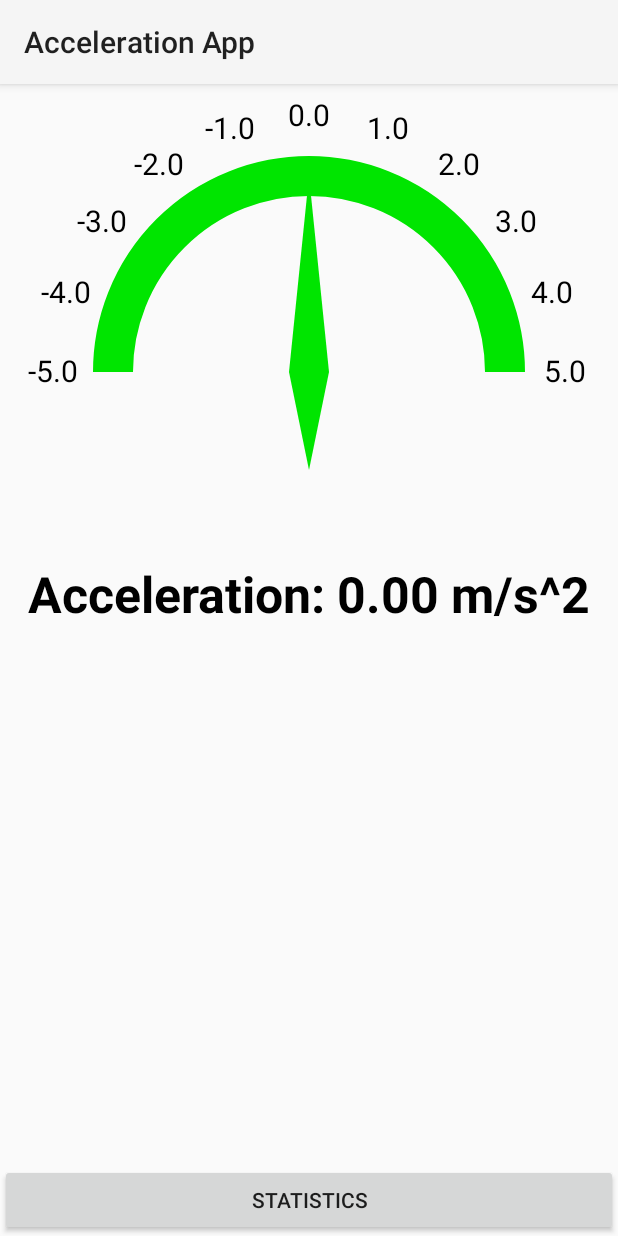
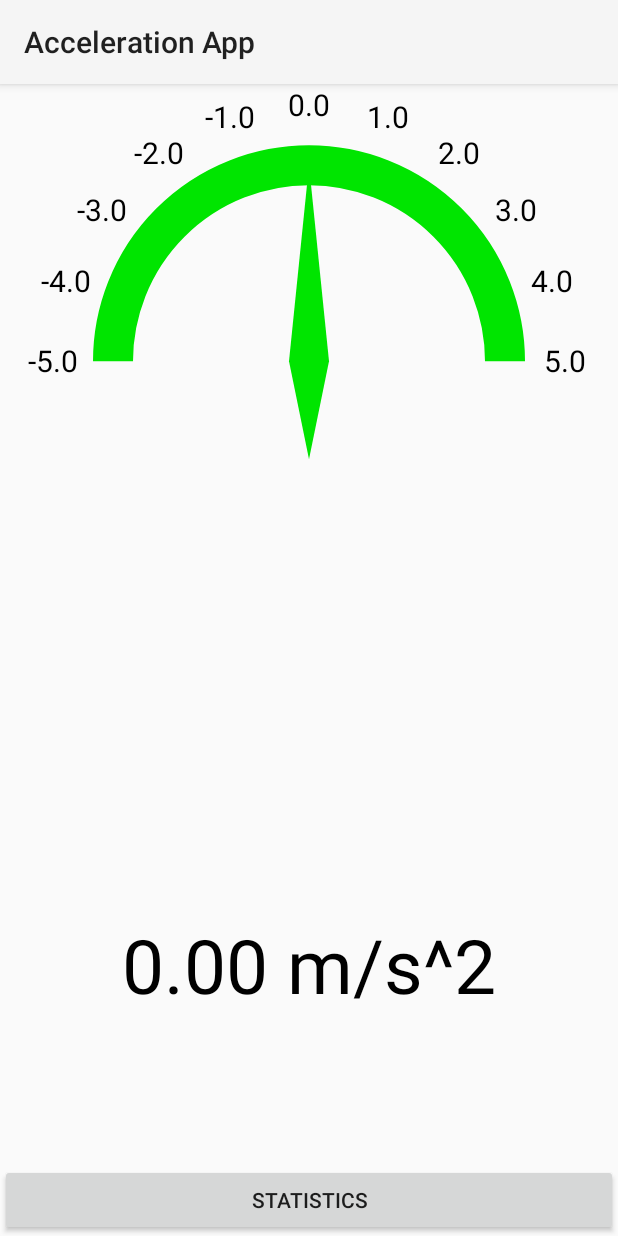
Before and after one commit to PatrikEdelenji/Accelerometer, an Android app: the screen it shows after launch (AccelerationController), on a phone screen of 412 x 824 dp. Run offline under Robolectric (Android 15) with nearby library versions, the phone set to English and light mode, and no system bars.

Commit message:
need to fix custom font

```diff
--- a/app/src/main/java/com/example/accelerometer/AccelerationView.java
+++ b/app/src/main/java/com/example/accelerometer/AccelerationView.java
@@ -7,13 +7,9 @@ import android.graphics.Canvas;
 import android.graphics.Color;
 import android.graphics.Paint;
 import android.graphics.Path;
-import android.graphics.Typeface;
-
 import android.util.AttributeSet;
-
 import android.view.View;
-import android.widget.Button;
-import android.widget.FrameLayout;
+import android.widget.TextView;
 
 
 import androidx.core.graphics.ColorUtils;
@@ -34,9 +30,7 @@ public class AccelerationView extends View {
     private float startAngle = -90f;
     private float endAngle = 90f;
     private float numDivisions = 10;
-    private float accelerationValueTextPadding = 10f;
-    private Button myButton;
-    private FrameLayout.LayoutParams buttonParams;
+
 
 
     public AccelerationView(Context context, AttributeSet attrs) {
@@ -46,6 +40,7 @@ public class AccelerationView extends View {
     }
 
     private void init() {
+
         // Initialize the paints
         gaugePaint = new Paint(Paint.ANTI_ALIAS_FLAG);
         gaugePaint.setStyle(Paint.Style.STROKE);
@@ -66,7 +61,7 @@ public class AccelerationView extends View {
     //Smoothens out the needle animation
     public void setAccelerationValue(float acceleration) {
         ValueAnimator animator = ValueAnimator.ofFloat(accelerationValue, acceleration);
-        animator.setDuration(500);
+        animator.setDuration(200);
         animator.addUpdateListener(new ValueAnimator.AnimatorUpdateListener() {
             @Override
             public void onAnimationUpdate(ValueAnimator animation) {
@@ -89,6 +84,7 @@ public class AccelerationView extends View {
 
     @Override
     protected void onDraw(Canvas canvas) {
+
 
         // Changes the position of the gauge
         float centerX = canvas.getWidth() / 2f;
@@ -162,22 +158,5 @@ public class AccelerationView extends View {
         // Draw the gauge outline
         canvas.drawArc(centerX - radius, centerY - radius, centerX + radius, centerY + radius, 180f, 180f, false, gaugePaint);
 
-        // Draw the acceleration value text
-        String accelerationValueText = "Acceleration: " + String.format("%.2f", accelerationValue) + " m/s^2";
-        Paint accelerationValueTextPaint = new Paint();
-        accelerationValueTextPaint.setColor(Color.BLACK);
-        accelerationValueTextPaint.setTextSize(50f);
-
-        accelerationValueTextPaint.setTextAlign(Paint.Align.CENTER);
-        accelerationValueTextPaint.setTypeface(Typeface.create(Typeface.DEFAULT, Typeface.BOLD));
-        float accelerationValueTextWidth = accelerationValueTextPaint.measureText(accelerationValueText);
-        float accelerationValueTextX = centerX;
-        float accelerationValueTextY = centerY + radius + accelerationValueTextPadding + textHeight;
-        canvas.drawText(accelerationValueText, accelerationValueTextX, accelerationValueTextY, accelerationValueTextPaint);
-
-
     }
-
-
-
 }
--- a/app/src/main/res/layout/activity_main.xml
+++ b/app/src/main/res/layout/activity_main.xml
@@ -7,8 +7,10 @@
     <com.example.accelerometer.AccelerationView
         android:id="@+id/GaugeView"
         android:layout_width="match_parent"
-        android:layout_height="wrap_content"
-        android:layout_centerInParent="true"
+        android:layout_height="800dp"
+        android:layout_centerVertical="true"
+        android:layout_marginTop="50dp"
+        android:layout_marginBottom="-80dp"
         app:agv_max_value="20"
         app:agv_min_value="0"
         app:agv_needle_color="#FF0000"
@@ -24,7 +26,8 @@
         android:layout_width="wrap_content"
         android:layout_height="wrap_content"
         android:text="0.00 m/s^2"
-        android:textSize="150sp"
+        android:textSize="50sp"
+        android:layout_marginTop="-150dp"
         android:textColor="#000000"
         android:layout_below="@id/GaugeView"
         android:layout_centerHorizontal="true" />
```
Also changed, not shown: app/src/main/java/com/example/accelerometer/AccelerationController.java (+15 -4 lines), app/src/main/java/com/example/accelerometer/StatisticsPageView.java (+9 -4 lines), app/src/main/res/font/digital.ttf (added).
